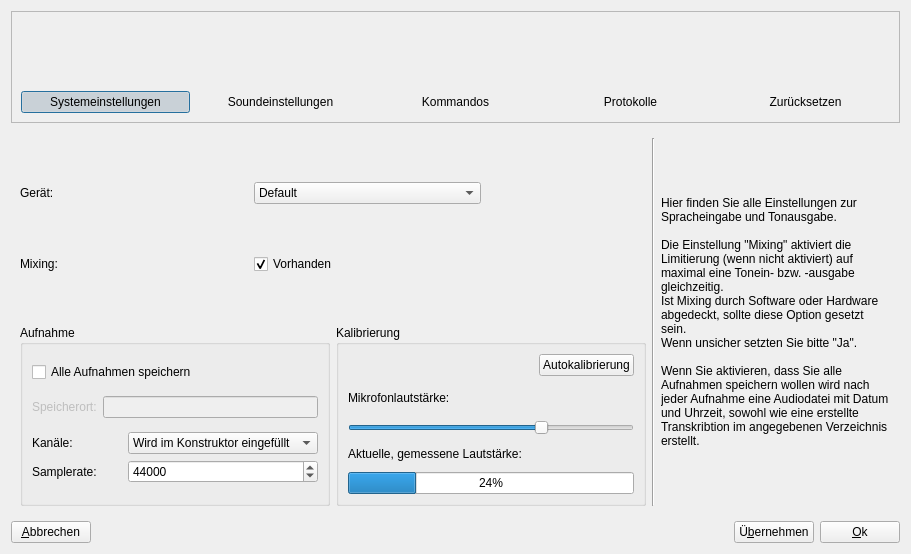
Before: the Qt Designer form ui/settings.ui in KDE/simon, drawn with Qt 5.
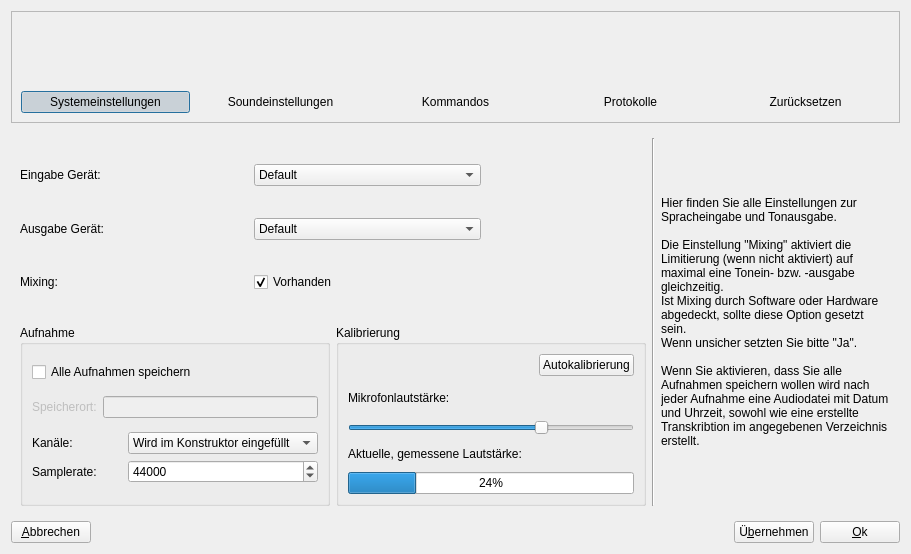
After: the same form once the commit is applied. Icons and pictures are not drawn.

Diff of the .ui file:
```diff
--- a/ui/settings.ui
+++ b/ui/settings.ui
@@ -1218,14 +1218,14 @@
              <property name="verticalSpacing" >
               <number>6</number>
              </property>
-             <item row="1" column="0" >
+             <item row="2" column="0" >
               <widget class="QLabel" name="lbMixing" >
                <property name="text" >
                 <string>Mixing:</string>
                </property>
               </widget>
              </item>
-             <item row="1" column="1" >
+             <item row="2" column="1" >
               <widget class="QCheckBox" name="cbMixing" >
                <property name="toolTip" >
                 <string>Verwenden Sie dies wenn Sie sicher sind das sie mehrere Sounds paralell aufnehmen/abspielen können.</string>
@@ -1238,15 +1238,31 @@
                </property>
               </widget>
              </item>
-             <item row="0" column="0" >
-              <widget class="QLabel" name="lbDevice" >
-               <property name="text" >
-                <string>Gerät:</string>
-               </property>
-              </widget>
-             </item>
              <item row="0" column="1" >
-              <widget class="QComboBox" name="cbDevice" >
+              <widget class="QComboBox" name="cbInDevice" >
+               <item>
+                <property name="text" >
+                 <string>Default</string>
+                </property>
+               </item>
+              </widget>
+             </item>
+             <item row="0" column="0" >
+              <widget class="QLabel" name="lbInDevice" >
+               <property name="text" >
+                <string>Eingabe Gerät:</string>
+               </property>
+              </widget>
+             </item>
+             <item row="1" column="0" >
+              <widget class="QLabel" name="lbOutDevice" >
+               <property name="text" >
+                <string>Ausgabe Gerät:</string>
+               </property>
+              </widget>
+             </item>
+             <item row="1" column="1" >
+              <widget class="QComboBox" name="cbOutDevice" >
                <item>
                 <property name="text" >
                  <string>Default</string>
```
